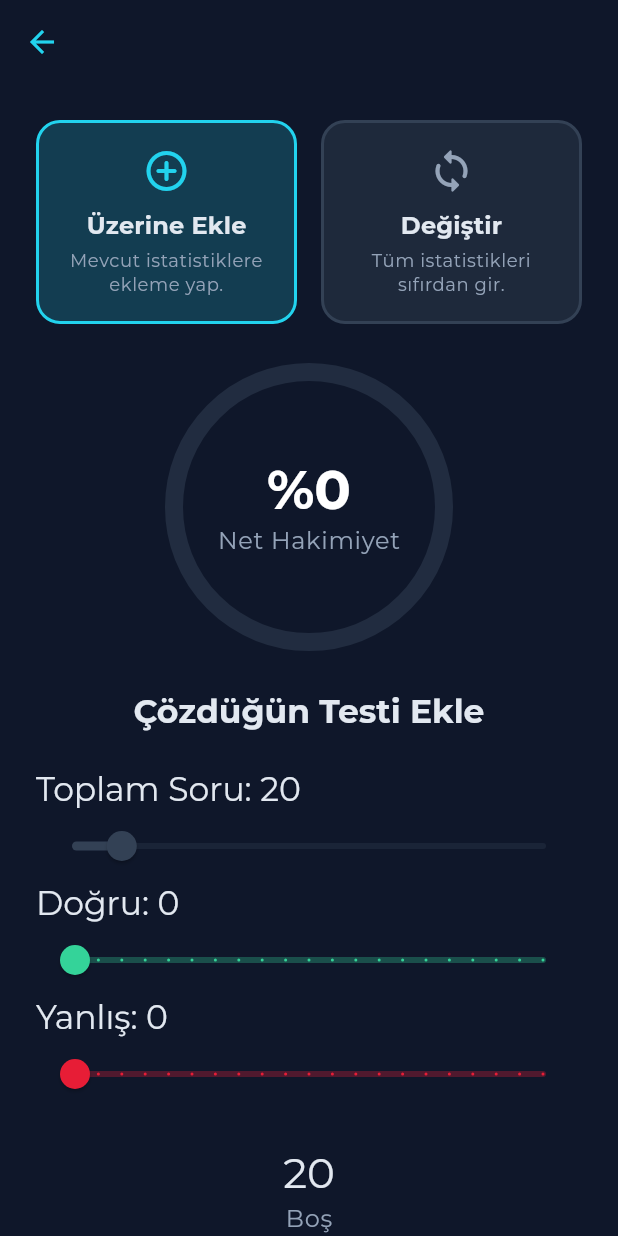
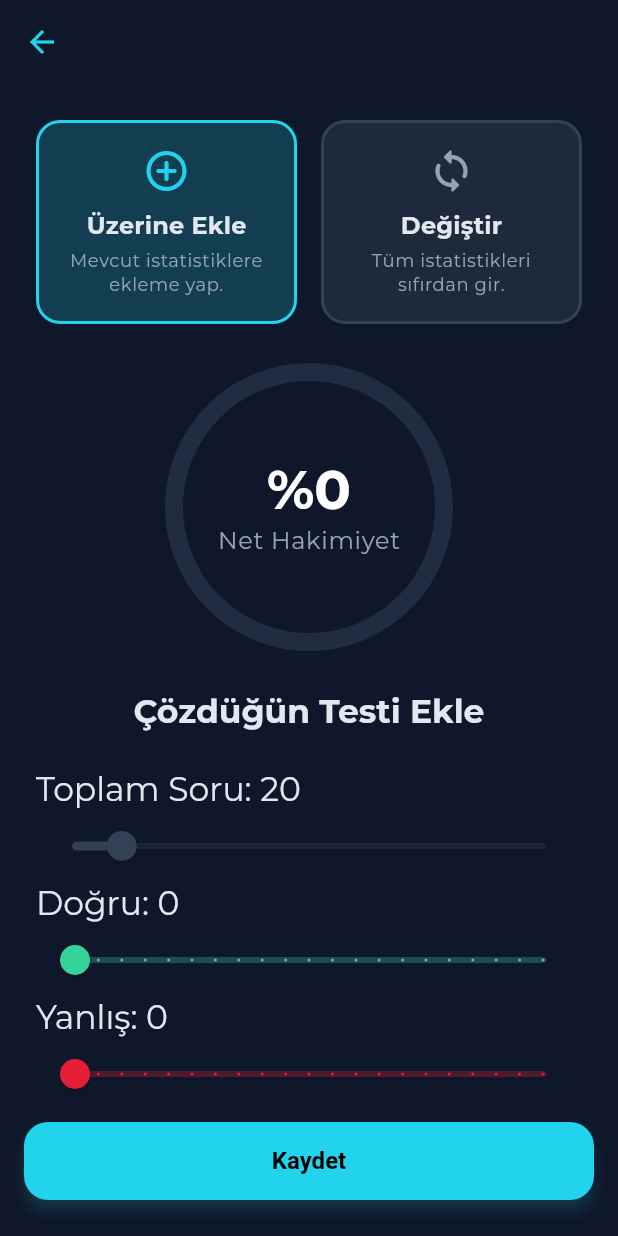
Before and after one commit to bakituncher/bilgee, a Flutter app: the UpdateTopicPerformanceScreen screen opened directly with empty values, on a phone screen of 412 x 824 dp. Run offline on Flutter 3.47's test engine with Material 3 defaults, Android fonts, the phone set to English and light mode, and no system bars; drawn by our look-alikes of flutter_animate; our stand-ins replace cached_network_image, cloud_firestore, cloud_functions, confetti, equatable, file_picker and 18 more; missing offline and left inert: firebase_app_check, flutter_math_fork, markdown, purchases_flutter; accounts and stored records are empty; generated files the repository leaves out were written again; network calls fail.

```diff
--- a/lib/features/coach/screens/update_topic_performance_screen.dart
+++ b/lib/features/coach/screens/update_topic_performance_screen.dart
@@ -42,7 +42,10 @@ class UpdateTopicPerformanceScreen extends ConsumerWidget {
 
     return Scaffold(
       appBar: AppBar(title: Text(topic)),
-      body: SingleChildScrollView(
+      body: Column(
+        children: [
+          Expanded(
+            child: SingleChildScrollView(
               padding: const EdgeInsets.all(24.0),
               child: Column(
                 children: [
@@ -50,13 +53,11 @@ class UpdateTopicPerformanceScreen extends ConsumerWidget {
                   const SizedBox(height: 32),
                   _buildMasteryGauge(context, mastery),
                   const SizedBox(height: 32),
-
                   Text(
                     isAddingMode ? "Çözdüğün Testi Ekle" : "Yeni Değerleri Gir",
                     style: textTheme.titleLarge?.copyWith(fontWeight: FontWeight.bold),
                   ),
                   const SizedBox(height: 24),
-
                   ScoreSlider(
                     label: "Toplam Soru",
                     value: sessionQuestions.toDouble(),
@@ -95,14 +96,23 @@ class UpdateTopicPerformanceScreen extends ConsumerWidget {
                       ref.read(_wrongCountProvider.notifier).state = value.toInt();
                     },
                   ),
-
                   const SizedBox(height: 24),
-
                   _StatDisplay(label: "Boş", value: blank.toString()),
-
                   const SizedBox(height: 48),
-
-            ElevatedButton(
+                ],
+              ),
+            ),
+          ),
+          // Sabit Buton Alanı
+          Padding(
+            padding: const EdgeInsets.fromLTRB(16, 16, 16, 24),
+            child: SizedBox(
+              width: double.infinity,
+              child: ElevatedButton(
+                style: ElevatedButton.styleFrom(
+                  padding: const EdgeInsets.symmetric(vertical: 16),
+                  textStyle: const TextStyle(fontSize: 16, fontWeight: FontWeight.bold),
+                ),
                 onPressed: () async {
                   final userId = ref.read(authControllerProvider).value!.uid;
                   TopicPerformanceModel newPerformance;
@@ -129,9 +139,7 @@ class UpdateTopicPerformanceScreen extends ConsumerWidget {
                     performance: newPerformance,
                   );
 
-                // Ders Netlerim verisini tazele
                   ref.invalidate(performanceProvider);
-                // Görev ilerlemesi (ders, konu, çözülen soru sayısı)
                   ref.read(questNotifierProvider.notifier).userUpdatedTopicPerformance(subject, topic, sessionQuestions);
                   if (context.mounted) {
                     HapticFeedback.lightImpact();
@@ -139,10 +147,11 @@ class UpdateTopicPerformanceScreen extends ConsumerWidget {
                     context.pop();
                   }
                 },
-              child: const Text("Cevheri İşle ve Kaydet"),
-            )
+                child: const Text("Kaydet"),
+              ),
+            ),
+          ),
         ],
-        ),
       ),
     );
   }
```
Lines whose indentation alone changed are shown as unchanged.
